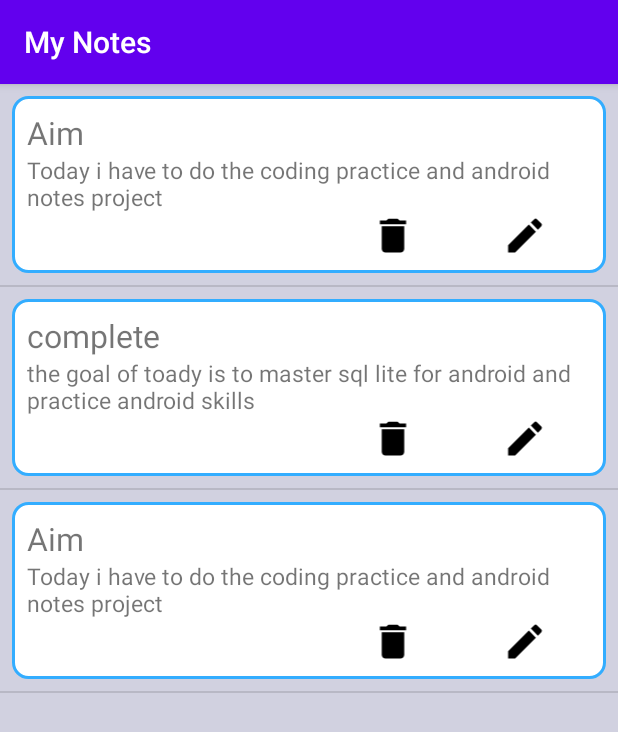
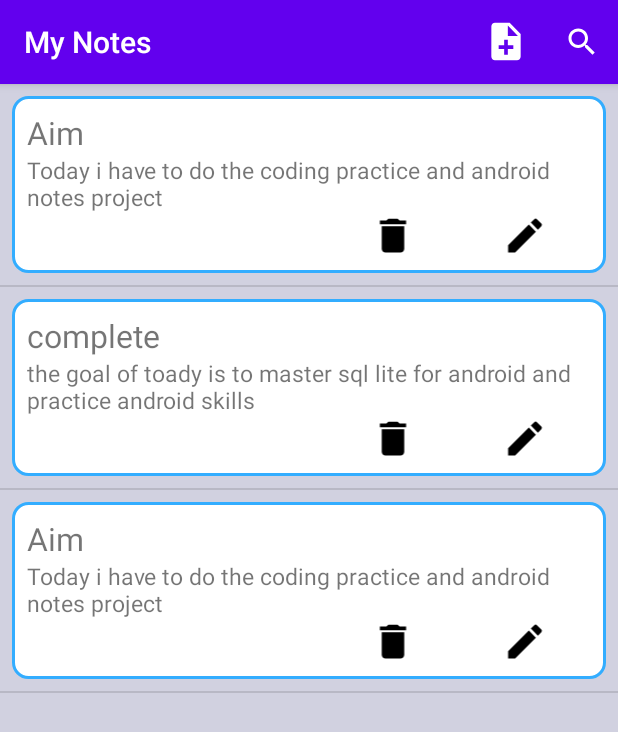
Before and after one commit to MohitpanwarO9/Notes-App, an Android app: the screen it shows after launch (MainActivity), on a phone screen of 412 x 824 dp. Shown: the top 732 px of the screen. Run offline under Robolectric (Android 15) with nearby library versions, the phone set to English and light mode, and no system bars.

Commit message:
added New Notes acti ,menu

```diff
--- a/app/src/main/AndroidManifest.xml
+++ b/app/src/main/AndroidManifest.xml
@@ -9,6 +9,7 @@
         android:roundIcon="@mipmap/ic_launcher_round"
         android:supportsRtl="true"
         android:theme="@style/AppTheme">
+        <activity android:name=".AddNotes"></activity>
         <activity android:name=".MainActivity">
             <intent-filter>
                 <action android:name="android.intent.action.MAIN" />
--- a/app/src/main/java/com/example/mynotes/MainActivity.kt
+++ b/app/src/main/java/com/example/mynotes/MainActivity.kt
@@ -1,11 +1,17 @@
 package com.example.mynotes
 
+import android.app.SearchManager
+import android.content.Context
+import android.content.Intent
 import androidx.appcompat.app.AppCompatActivity
 import android.os.Bundle
 import android.provider.ContactsContract
+import android.view.Menu
+import android.view.MenuItem
 import android.view.View
 import android.view.ViewGroup
 import android.widget.BaseAdapter
+import android.widget.SearchView
 import kotlinx.android.synthetic.main.activity_main.*
 import kotlinx.android.synthetic.main.ticket.view.*
 
@@ -25,6 +31,28 @@ class MainActivity : AppCompatActivity() {
 
         var myNotesAdapter=MyNotesAdapter(listNotes)
             notes_list.adapter=myNotesAdapter
+    }
+
+    override fun onCreateOptionsMenu(menu: Menu?): Boolean {
+        menuInflater.inflate(R.menu.main_menu,menu)
+
+        val sv=menu!!.findItem(R.id.app_bar_search).actionView as SearchView
+        val sm=getSystemService(Context.SEARCH_SERVICE) as SearchManager
+
+
+        return super.onCreateOptionsMenu(menu)
+    }
+
+    override fun onOptionsItemSelected(item: MenuItem): Boolean {
+
+        when(item.itemId){
+            R.id.addNotes->{
+                    val intent=Intent(this,AddNotes::class.java)
+                        startActivity(intent)
+            }
+        }
+
+        return super.onOptionsItemSelected(item)
     }
 
 
--- /dev/null
+++ b/app/src/main/res/drawable/ic_note_add.xml
@@ -0,0 +1,9 @@
+<vector xmlns:android="http://schemas.android.com/apk/res/android"
+    android:width="29dp"
+    android:height="30dp"
+    android:viewportWidth="24"
+    android:viewportHeight="24">
+  <path
+      android:pathData="M14,2L6,2c-1.1,0 -1.99,0.9 -1.99,2L4,20c0,1.1 0.89,2 1.99,2L18,22c1.1,0 2,-0.9 2,-2L20,8l-6,-6zM16,16h-3v3h-2v-3L8,16v-2h3v-3h2v3h3v2zM13,9L13,3.5L18.5,9L13,9z"
+      android:fillColor="#ffffff"/>
+</vector>
--- /dev/null
+++ b/app/src/main/res/drawable/ic_search_black_24dp.xml
@@ -0,0 +1,9 @@
+<vector xmlns:android="http://schemas.android.com/apk/res/android"
+        android:width="29dp"
+        android:height="30dp"
+        android:viewportWidth="24.0"
+        android:viewportHeight="24.0">
+    <path
+        android:fillColor="#FF000000"
+        android:pathData="M15.5,14h-0.79l-0.28,-0.27C15.41,12.59 16,11.11 16,9.5 16,5.91 13.09,3 9.5,3S3,5.91 3,9.5 5.91,16 9.5,16c1.61,0 3.09,-0.59 4.23,-1.57l0.27,0.28v0.79l5,4.99L20.49,19l-4.99,-5zM9.5,14C7.01,14 5,11.99 5,9.5S7.01,5 9.5,5 14,7.01 14,9.5 11.99,14 9.5,14z"/>
+</vector>
--- /dev/null
+++ b/app/src/main/res/menu/main_menu.xml
@@ -0,0 +1,17 @@
+<?xml version="1.0" encoding="utf-8"?>
+<menu xmlns:app="http://schemas.android.com/apk/res-auto"
+    xmlns:android="http://schemas.android.com/apk/res/android">
+
+    <item
+        android:id="@+id/addNotes"
+        android:icon="@drawable/ic_note_add"
+        android:title="Add Note"
+        app:showAsAction="ifRoom" />
+    <item
+        android:id="@+id/app_bar_search"
+        android:icon="@drawable/ic_search_black_24dp"
+        android:iconTint="@color/White"
+        android:title="Search"
+        app:actionViewClass="android.widget.SearchView"
+        app:showAsAction="always" />
+</menu>
--- a/app/src/main/res/values/colors.xml
+++ b/app/src/main/res/values/colors.xml
@@ -6,4 +6,5 @@
     <color name="ticket_background">#33adff</color>
     <color name="White">#ffffff</color>
     <color name="gray"> #d1d1e0</color>
+    <color name="black">#000000</color>
 </resources>
```
Also changed, not shown: app/src/main/java/com/example/mynotes/AddNotes.kt (added, +17 -0 lines), app/src/main/res/drawable/add_notes_button.xml (added, +8 -0 lines), app/src/main/res/drawable/add_notes_text_background.xml (added, +7 -0 lines), app/src/main/res/layout/activity_add_notes.xml (added, +59 -0 lines).
